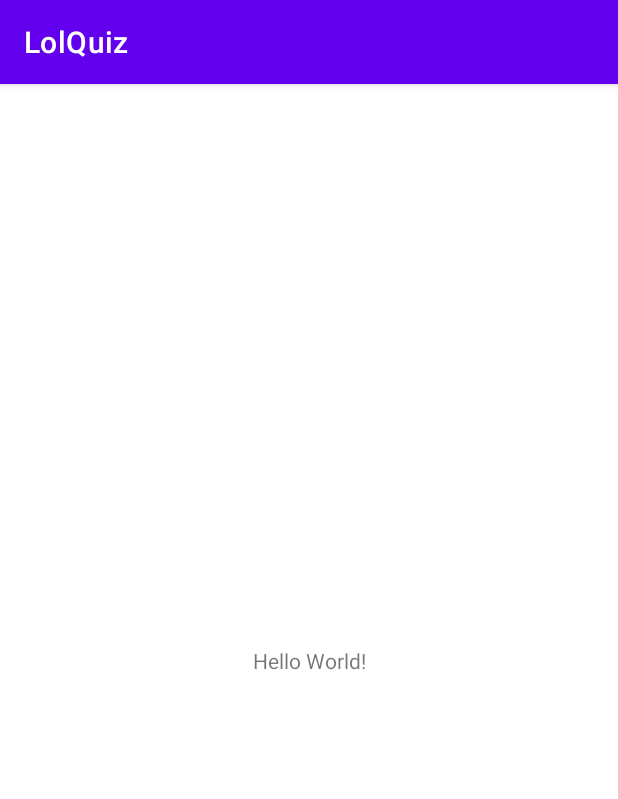
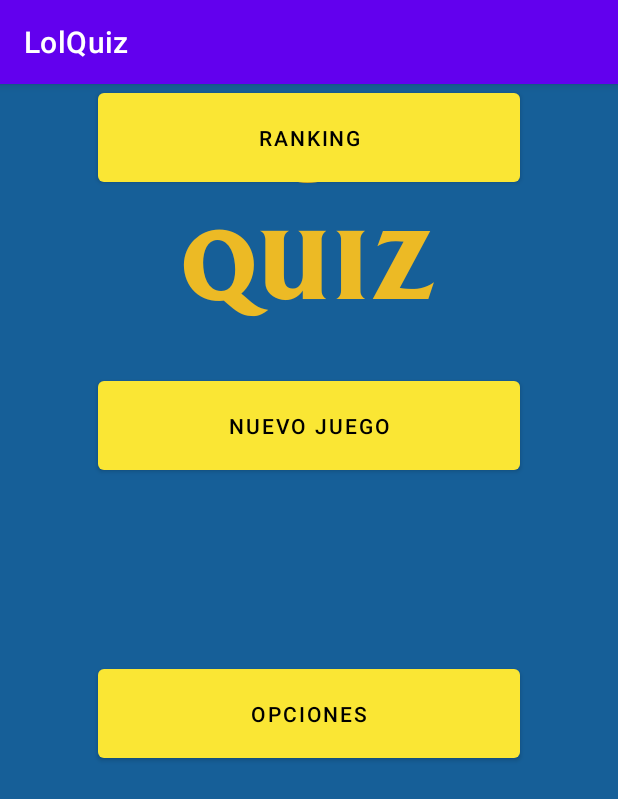
Before and after one commit to Rodron/LolQuiz, an Android app: the screen it shows after launch (MainActivity), on a phone screen of 412 x 824 dp. Shown: the top 799 px of the screen. Run offline under Robolectric (Android 15) with nearby library versions, the phone set to English and light mode, and no system bars.

Commit message:
Pantalla de menú

```diff
--- a/LolQuiz/app/src/main/java/com/example/lolquiz/MainActivity.java
+++ b/LolQuiz/app/src/main/java/com/example/lolquiz/MainActivity.java
@@ -11,4 +11,6 @@ public class MainActivity extends AppCompatActivity {
         super.onCreate(savedInstanceState);
         setContentView(R.layout.activity_main);
     }
+
+
 }
--- a/LolQuiz/app/src/main/res/layout/activity_main.xml
+++ b/LolQuiz/app/src/main/res/layout/activity_main.xml
@@ -4,15 +4,59 @@
     xmlns:tools="http://schemas.android.com/tools"
     android:layout_width="match_parent"
     android:layout_height="match_parent"
+    android:background="#165F98"
     tools:context=".MainActivity">
 
+    <Button
+        android:id="@+id/button4"
+        android:layout_width="281dp"
+        android:layout_height="71dp"
+        android:text="Opciones"
+        android:textColor="#000000"
+        app:backgroundTint="#FAE634"
+        app:backgroundTintMode="add"
+        app:layout_constraintBottom_toBottomOf="parent"
+        app:layout_constraintEnd_toEndOf="parent"
+        app:layout_constraintStart_toStartOf="parent"
+        app:layout_constraintTop_toBottomOf="@+id/button5" />
+
+    <Button
+        android:id="@+id/button5"
+        android:layout_width="281dp"
+        android:layout_height="71dp"
+        android:text="Ranking"
+        android:textColor="#000000"
+        app:backgroundTint="#FAE634"
+        app:backgroundTintMode="add"
+        app:layout_constraintEnd_toEndOf="parent"
+        app:layout_constraintStart_toStartOf="parent"
+        tools:layout_editor_absoluteY="220dp" />
+
+    <Button
+        android:id="@+id/button6"
+        android:layout_width="281dp"
+        android:layout_height="71dp"
+        android:text="Nuevo Juego"
+        android:textColor="#000000"
+        app:backgroundTint="#FAE634"
+        app:backgroundTintMode="add"
+        app:layout_constraintBottom_toTopOf="@+id/button4"
+        app:layout_constraintEnd_toEndOf="parent"
+        app:layout_constraintStart_toStartOf="parent"
+        app:layout_constraintTop_toBottomOf="@+id/button5" />
+
     <TextView
-        android:layout_width="wrap_content"
-        android:layout_height="wrap_content"
-        android:text="Hello World!"
-        app:layout_constraintBottom_toBottomOf="parent"
-        app:layout_constraintLeft_toLeftOf="parent"
-        app:layout_constraintRight_toRightOf="parent"
-        app:layout_constraintTop_toTopOf="parent" />
+        android:id="@+id/textView2"
+        android:layout_width="219dp"
+        android:layout_height="162dp"
+        android:fontFamily="@font/friz_quadrata_bold"
+        android:text="LOL QUIZ"
+        android:textAlignment="center"
+        android:textAppearance="@style/TextAppearance.AppCompat.Large"
+        android:textColor="#ECBA25"
+        android:textSize="60sp"
+        app:layout_constraintEnd_toEndOf="parent"
+        app:layout_constraintStart_toStartOf="parent"
+        tools:layout_editor_absoluteY="28dp" />
 
 </androidx.constraintlayout.widget.ConstraintLayout>
```
Also changed, not shown: LolQuiz/app/src/main/res/drawable/logo.png (added), LolQuiz/app/src/main/res/font/friz_quadrata.ttf (added), LolQuiz/app/src/main/res/font/friz_quadrata_bold.otf (added), 2 other files.
